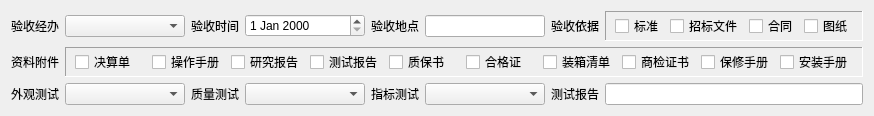
The window that acceptance_template.ui (earlideal/jiandan) describes before a commit, drawn with Qt 5.
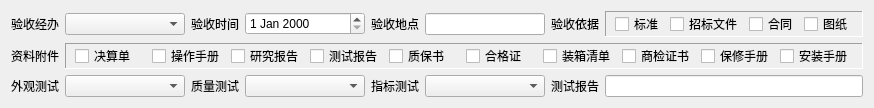
The same window after the commit.

```diff
--- a/acceptance_template.ui
+++ b/acceptance_template.ui
@@ -7,7 +7,7 @@
     <x>0</x>
     <y>0</y>
     <width>864</width>
-    <height>112</height>
+    <height>104</height>
    </rect>
   </property>
   <property name="windowTitle">
@@ -168,6 +168,12 @@
      </item>
      <item row="0" column="7">
       <widget class="QFrame" name="frame_standard">
+       <property name="sizePolicy">
+        <sizepolicy hsizetype="Preferred" vsizetype="Fixed">
+         <horstretch>0</horstretch>
+         <verstretch>0</verstretch>
+        </sizepolicy>
+       </property>
        <property name="frameShape">
         <enum>QFrame::Panel</enum>
        </property>
@@ -176,10 +182,10 @@
        </property>
        <layout class="QHBoxLayout" name="horizontalLayout_2">
         <property name="topMargin">
-         <number>2</number>
+         <number>0</number>
         </property>
         <property name="bottomMargin">
-         <number>2</number>
+         <number>0</number>
         </property>
         <item>
          <widget class="QCheckBox" name="checkBox_14">
@@ -246,6 +252,12 @@
      </item>
      <item row="1" column="1" colspan="7">
       <widget class="QFrame" name="frame_documents">
+       <property name="sizePolicy">
+        <sizepolicy hsizetype="Preferred" vsizetype="Fixed">
+         <horstretch>0</horstretch>
+         <verstretch>0</verstretch>
+        </sizepolicy>
+       </property>
        <property name="frameShape">
         <enum>QFrame::Panel</enum>
        </property>
@@ -254,10 +266,10 @@
        </property>
        <layout class="QHBoxLayout" name="horizontalLayout">
         <property name="topMargin">
-         <number>2</number>
+         <number>0</number>
         </property>
         <property name="bottomMargin">
-         <number>2</number>
+         <number>0</number>
         </property>
         <item>
          <widget class="QCheckBox" name="checkBox_7">
```
